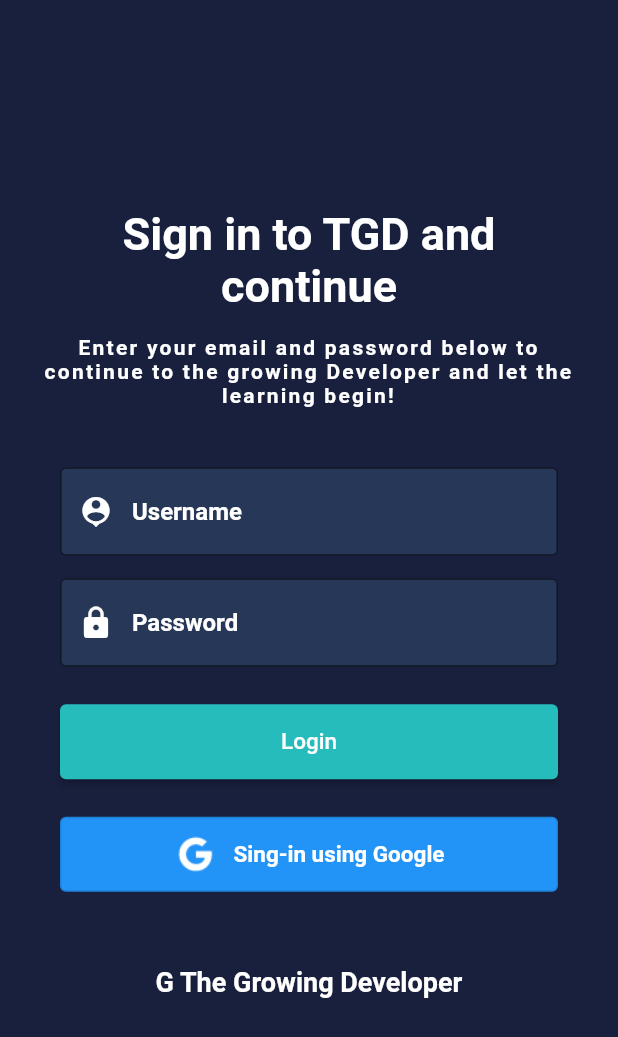
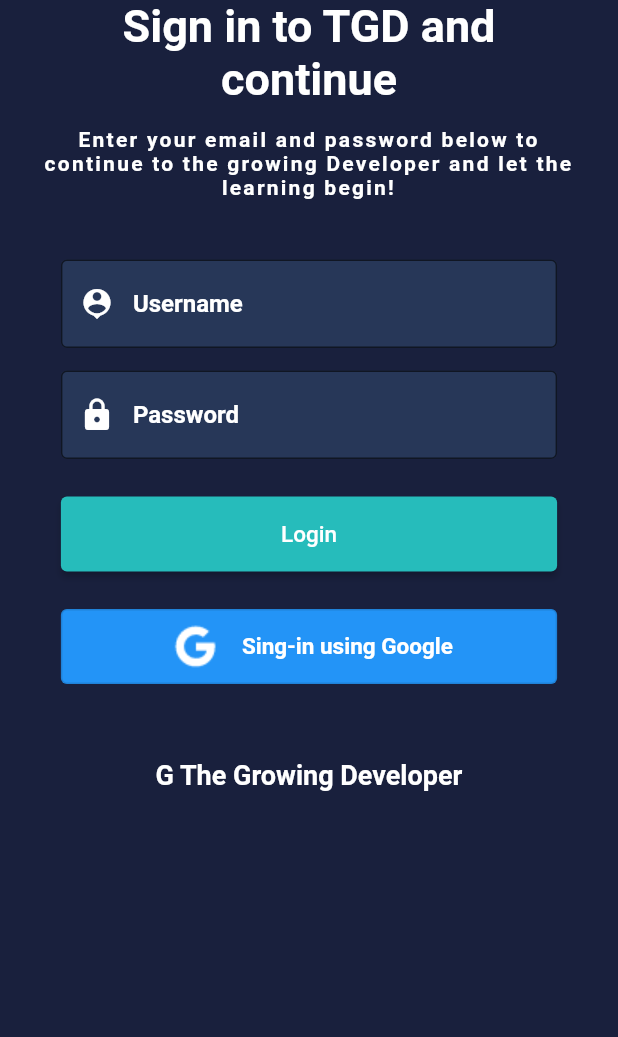
Before and after one commit to IsaacRJimenezR/ui_flutter, a Flutter app: the screen it shows after launch, on a phone screen of 412 x 824 dp. Shown: the top 1037 px of the screen. Run offline on Flutter 3.47's test engine with Material 2 defaults, Android fonts, the phone set to English and light mode, and no system bars.

Commit message:
APP RESPONSIVA 3 cambio

```diff
--- a/lib/pages/login_page.dart
+++ b/lib/pages/login_page.dart
@@ -14,7 +14,9 @@ class _LoginPageState extends State<LoginPage> {
       body: Stack(
         children: [
           Fondo(),
-          Contenido(),
+          SingleChildScrollView(
+            child: Contenido(),
+          ),
         ],
       ),
     );
@@ -49,9 +51,12 @@ class Contenido extends StatefulWidget {
 class _ContenidoState extends State<Contenido> {
   @override
   Widget build(BuildContext context) {
-    return const Padding(
-      padding: EdgeInsets.symmetric(horizontal: 20),
-      child: Column(
+    return Padding(
+      // padding: EdgeInsets.symmetric(horizontal: 20),
+      padding: EdgeInsets.symmetric(
+        horizontal: MediaQuery.of(context).size.width * 0.05,
+      ),
+      child: const Column(
         mainAxisAlignment: MainAxisAlignment.center,
         // crossAxisAlignment: CrossAxisAlignment.center,
         children: [
@@ -227,11 +232,15 @@ class _BotonesState extends State<Botones> {
               children: [
                 Image.asset(
                   'lib/src/img/google.png',
-                  width: 30,
-                  height: 30,
+                  // width: 30,
+                  // height: 30,
+                  width: MediaQuery.of(context).size.width * 0.1,
+                  height: MediaQuery.of(context).size.width * 0.1,
                 ),
                 const SizedBox(width: 10),
-                const Text(
+                const Flexible(
+                  // PARA QUE EL TEXTO SEA FLEXIBLE DENTRO DE LA CAJA Y NO SALGA DE ESTA
+                  child: Text(
                     'Sing-in using Google',
                     style: TextStyle(
                       color: Color.fromARGB(255, 255, 255, 255),
@@ -239,6 +248,7 @@ class _BotonesState extends State<Botones> {
                       fontSize: 15,
                     ),
                   ),
+                )
               ],
             ),
           ),
@@ -246,10 +256,11 @@ class _BotonesState extends State<Botones> {
         const SizedBox(
           height: 50,
         ),
-        const Align(
-          alignment: Alignment.center,
-          child: Padding(
-            padding: EdgeInsets.symmetric(horizontal: 20), //Margen
+        const SizedBox(
+          width: double.infinity,
+          // alignment: Alignment.center,
+          child: Align(
+            // padding: EdgeInsets.symmetric(horizontal: 20), //Margen
             child: Text(
               'G The Growing Developer',
               style: TextStyle(
```
Also changed, not shown: lib/pages/welcome_page.dart (+45 -13 lines). Lines whose indentation alone changed are shown as unchanged.
